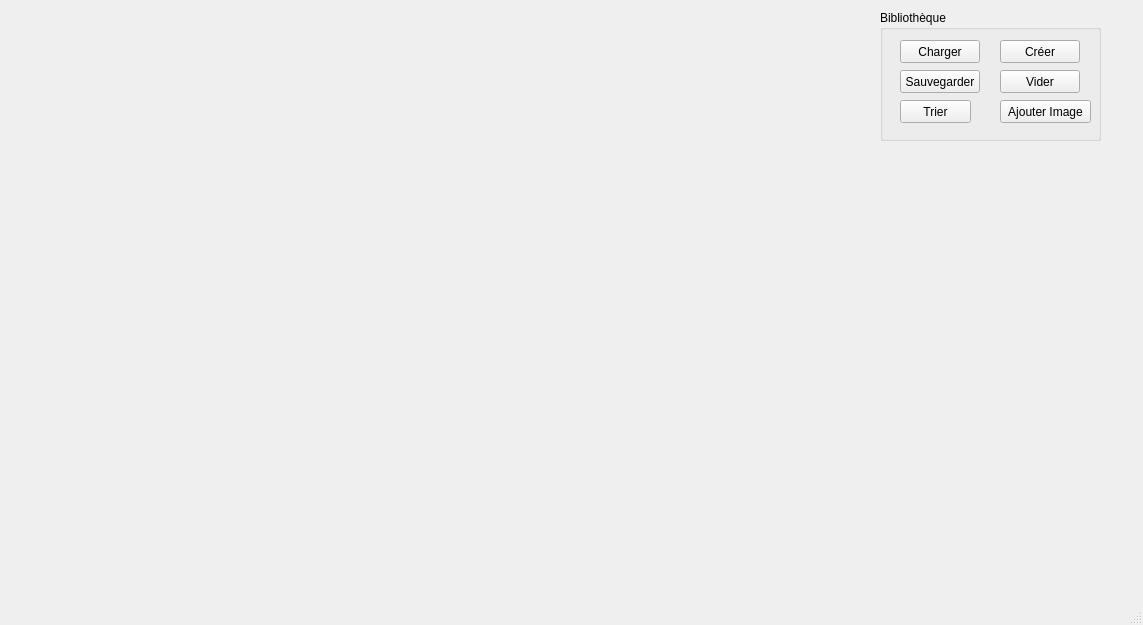
Old version of the form Facility/mainwindow.ui in the repository etsi-kekeli/gestion_bibliotheque_image.
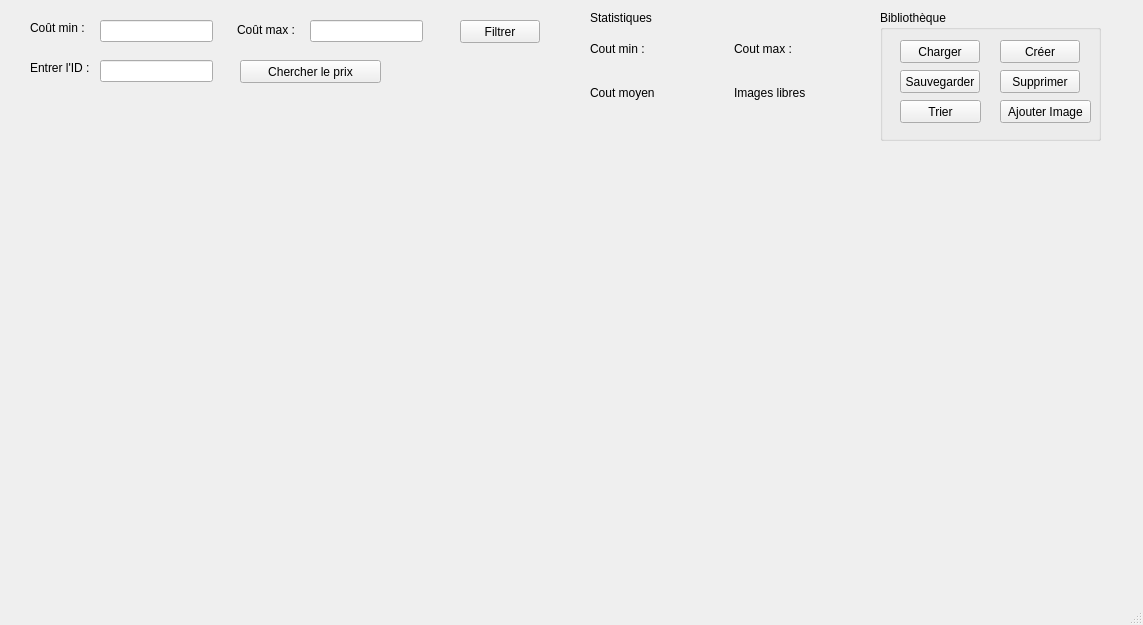
New version of the form.

The edit to the form file:
```diff
--- a/Facility/mainwindow.ui
+++ b/Facility/mainwindow.ui
@@ -66,7 +66,7 @@
       <rect>
        <x>20</x>
        <y>90</y>
-       <width>71</width>
+       <width>81</width>
        <height>23</height>
       </rect>
      </property>
@@ -84,7 +84,7 @@
       </rect>
      </property>
      <property name="text">
-      <string>Vider</string>
+      <string>Supprimer</string>
      </property>
     </widget>
     <widget class="QPushButton" name="btnSauvegarder">
@@ -124,6 +124,154 @@
      </rect>
     </property>
    </widget>
+   <widget class="QLabel" name="label">
+    <property name="geometry">
+     <rect>
+      <x>30</x>
+      <y>20</y>
+      <width>58</width>
+      <height>15</height>
+     </rect>
+    </property>
+    <property name="text">
+     <string>Coût min :</string>
+    </property>
+   </widget>
+   <widget class="QLabel" name="label_2">
+    <property name="geometry">
+     <rect>
+      <x>237</x>
+      <y>20</y>
+      <width>61</width>
+      <height>20</height>
+     </rect>
+    </property>
+    <property name="text">
+     <string>Coût max :</string>
+    </property>
+   </widget>
+   <widget class="QLineEdit" name="edCoutMin">
+    <property name="geometry">
+     <rect>
+      <x>100</x>
+      <y>20</y>
+      <width>113</width>
+      <height>22</height>
+     </rect>
+    </property>
+   </widget>
+   <widget class="QLineEdit" name="edCoutMax">
+    <property name="geometry">
+     <rect>
+      <x>310</x>
+      <y>20</y>
+      <width>113</width>
+      <height>22</height>
+     </rect>
+    </property>
+   </widget>
+   <widget class="QPushButton" name="btnFiltrer">
+    <property name="geometry">
+     <rect>
+      <x>460</x>
+      <y>20</y>
+      <width>80</width>
+      <height>23</height>
+     </rect>
+    </property>
+    <property name="text">
+     <string>Filtrer</string>
+    </property>
+   </widget>
+   <widget class="QLabel" name="label_3">
+    <property name="geometry">
+     <rect>
+      <x>30</x>
+      <y>60</y>
+      <width>71</width>
+      <height>16</height>
+     </rect>
+    </property>
+    <property name="text">
+     <string>Entrer l'ID :</string>
+    </property>
+   </widget>
+   <widget class="QLineEdit" name="edID">
+    <property name="geometry">
+     <rect>
+      <x>100</x>
+      <y>60</y>
+      <width>113</width>
+      <height>22</height>
+     </rect>
+    </property>
+   </widget>
+   <widget class="QPushButton" name="btnPrix">
+    <property name="geometry">
+     <rect>
+      <x>240</x>
+      <y>60</y>
+      <width>141</width>
+      <height>23</height>
+     </rect>
+    </property>
+    <property name="text">
+     <string>Chercher le prix</string>
+    </property>
+   </widget>
+   <widget class="QLabel" name="label_8">
+    <property name="geometry">
+     <rect>
+      <x>590</x>
+      <y>10</y>
+      <width>111</width>
+      <height>16</height>
+     </rect>
+    </property>
+    <property name="text">
+     <string>Statistiques</string>
+    </property>
+   </widget>
+   <widget class="QWidget" name="">
+    <property name="geometry">
+     <rect>
+      <x>590</x>
+      <y>30</y>
+      <width>281</width>
+      <height>81</height>
+     </rect>
+    </property>
+    <layout class="QGridLayout" name="gridLayout">
+     <item row="0" column="0">
+      <widget class="QLabel" name="statMin">
+       <property name="text">
+        <string>Cout min :</string>
+       </property>
+      </widget>
+     </item>
+     <item row="0" column="1">
+      <widget class="QLabel" name="statMax">
+       <property name="text">
+        <string>Cout max : </string>
+       </property>
+      </widget>
+     </item>
+     <item row="1" column="0">
+      <widget class="QLabel" name="statMoy">
+       <property name="text">
+        <string>Cout moyen</string>
+       </property>
+      </widget>
+     </item>
+     <item row="1" column="1">
+      <widget class="QLabel" name="statLibre">
+       <property name="text">
+        <string>Images libres</string>
+       </property>
+      </widget>
+     </item>
+    </layout>
+   </widget>
   </widget>
   <widget class="QMenuBar" name="menubar">
    <property name="geometry">
```
Left out of the diff: 2 changed lines with no effect on the pictures.
